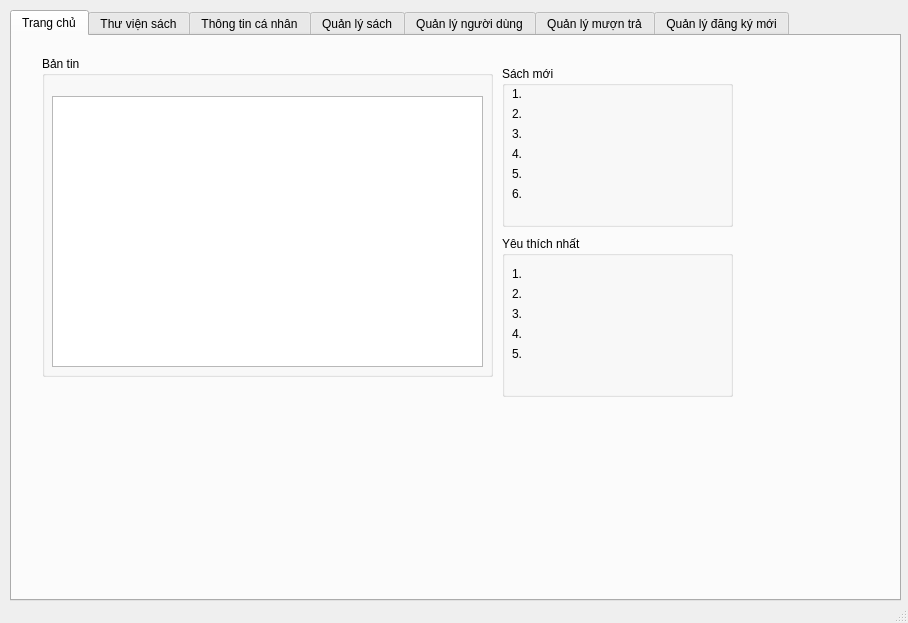
Above: librarian.ui from duydvu/Library before the change. Below: the same form after it.
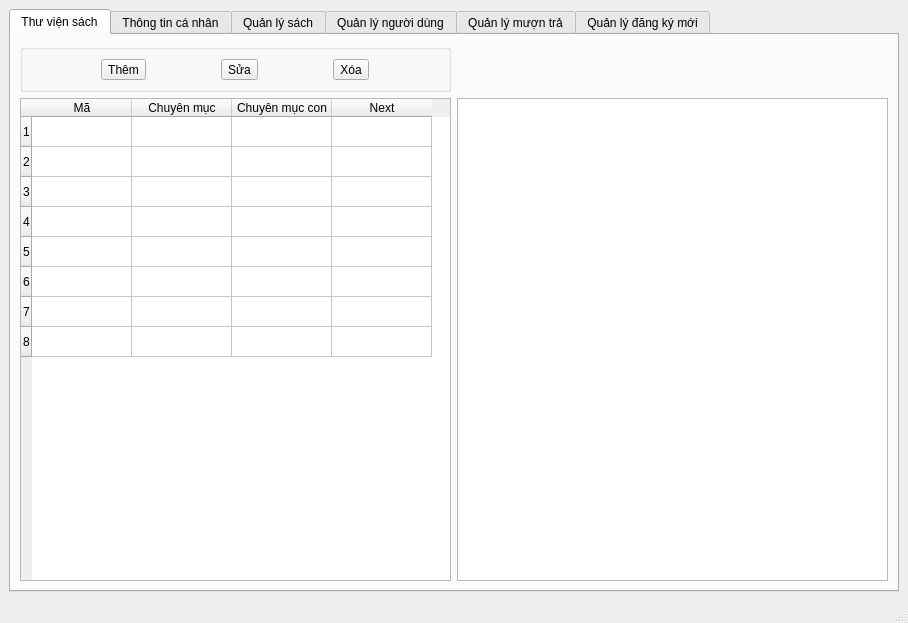
That is the form after the change. The open tabs and pages were chosen to show the change.

What changed in the file:
```diff
--- a/librarian.ui
+++ b/librarian.ui
@@ -14,283 +14,51 @@
    <string>MainWindow</string>
   </property>
   <widget class="QWidget" name="centralwidget">
-   <widget class="QWidget" name="gridLayoutWidget">
-    <property name="geometry">
-     <rect>
-      <x>10</x>
-      <y>10</y>
-      <width>891</width>
-      <height>591</height>
-     </rect>
-    </property>
+   <layout class="QGridLayout" name="gridLayout_4">
+    <item row="0" column="0">
     <layout class="QGridLayout" name="gridLayout">
      <item row="0" column="0">
       <widget class="QTabWidget" name="fyfu11212">
        <property name="currentIndex">
-        <number>5</number>
-       </property>
-       <widget class="QWidget" name="tab">
-        <attribute name="title">
-         <string>Trang chủ</string>
-        </attribute>
-        <widget class="QGroupBox" name="groupBox_4">
-         <property name="geometry">
-          <rect>
-           <x>30</x>
-           <y>20</y>
-           <width>451</width>
-           <height>321</height>
-          </rect>
-         </property>
-         <property name="title">
-          <string>Bản tin</string>
-         </property>
-         <widget class="QTextBrowser" name="textBrowser_8">
-          <property name="geometry">
-           <rect>
-            <x>10</x>
-            <y>40</y>
-            <width>431</width>
-            <height>271</height>
-           </rect>
-          </property>
-         </widget>
-        </widget>
-        <widget class="QGroupBox" name="groupBox_5">
-         <property name="geometry">
-          <rect>
-           <x>490</x>
-           <y>30</y>
-           <width>231</width>
-           <height>161</height>
-          </rect>
-         </property>
-         <property name="title">
-          <string>Sách mới</string>
-         </property>
-         <widget class="QLabel" name="label_16">
-          <property name="geometry">
-           <rect>
-            <x>10</x>
-            <y>20</y>
-            <width>55</width>
-            <height>16</height>
-           </rect>
-          </property>
-          <property name="text">
-           <string>1.</string>
-          </property>
-         </widget>
-         <widget class="QLabel" name="label_17">
-          <property name="geometry">
-           <rect>
-            <x>10</x>
-            <y>40</y>
-            <width>55</width>
-            <height>16</height>
-           </rect>
-          </property>
-          <property name="text">
-           <string>2.</string>
-          </property>
-         </widget>
-         <widget class="QLabel" name="label_18">
-          <property name="geometry">
-           <rect>
-            <x>10</x>
-            <y>60</y>
-            <width>55</width>
-            <height>16</height>
-           </rect>
-          </property>
-          <property name="text">
-           <string>3.</string>
-          </property>
-         </widget>
-         <widget class="QLabel" name="label_19">
-          <property name="geometry">
-           <rect>
-            <x>10</x>
-            <y>80</y>
-            <width>55</width>
-            <height>16</height>
-           </rect>
-          </property>
-          <property name="text">
-           <string>4.</string>
-          </property>
-         </widget>
-         <widget class="QLabel" name="label_20">
-          <property name="geometry">
-           <rect>
-            <x>10</x>
-            <y>100</y>
-            <width>55</width>
-            <height>16</height>
-           </rect>
-          </property>
-          <property name="text">
-           <string>5.</string>
-          </property>
-         </widget>
-         <widget class="QLabel" name="label_21">
-          <property name="geometry">
-           <rect>
-            <x>10</x>
-            <y>120</y>
-            <width>55</width>
-            <height>16</height>
-           </rect>
-          </property>
-          <property name="text">
-           <string>6.</string>
-          </property>
-         </widget>
-        </widget>
-        <widget class="QGroupBox" name="groupBox_6">
-         <property name="geometry">
-          <rect>
-           <x>490</x>
-           <y>200</y>
-           <width>231</width>
-           <height>161</height>
-          </rect>
-         </property>
-         <property name="title">
-          <string>Yêu thích nhất</string>
-         </property>
-         <widget class="QLabel" name="label_22">
-          <property name="geometry">
-           <rect>
-            <x>10</x>
-            <y>30</y>
-            <width>55</width>
-            <height>16</height>
-           </rect>
-          </property>
-          <property name="text">
-           <string>1.</string>
-          </property>
-         </widget>
-         <widget class="QLabel" name="label_23">
-          <property name="geometry">
-           <rect>
-            <x>10</x>
-            <y>50</y>
-            <width>55</width>
-            <height>16</height>
-           </rect>
-          </property>
-          <property name="text">
-           <string>2.</string>
-          </property>
-         </widget>
-         <widget class="QLabel" name="label_24">
-          <property name="geometry">
-           <rect>
-            <x>10</x>
-            <y>70</y>
-            <width>55</width>
-            <height>16</height>
-           </rect>
-          </property>
-          <property name="text">
-           <string>3.</string>
-          </property>
-         </widget>
-         <widget class="QLabel" name="label_25">
-          <property name="geometry">
-           <rect>
-            <x>10</x>
-            <y>90</y>
-            <width>55</width>
-            <height>16</height>
-           </rect>
-          </property>
-          <property name="text">
-           <string>4.</string>
-          </property>
-         </widget>
-         <widget class="QLabel" name="label_26">
-          <property name="geometry">
-           <rect>
-            <x>10</x>
-            <y>110</y>
-            <width>55</width>
-            <height>16</height>
-           </rect>
-          </property>
-          <property name="text">
-           <string>5.</string>
-          </property>
-         </widget>
-        </widget>
-       </widget>
+         <number>0</number>
+        </property>
        <widget class="QWidget" name="tab_4">
         <attribute name="title">
          <string>Thư viện sách</string>
         </attribute>
+         <layout class="QGridLayout" name="gridLayout_8">
+          <item row="0" column="0">
         <widget class="QGroupBox" name="groupBox">
-         <property name="geometry">
-          <rect>
-           <x>30</x>
-           <y>30</y>
-           <width>451</width>
-           <height>71</height>
-          </rect>
-         </property>
          <property name="title">
           <string/>
          </property>
+            <layout class="QHBoxLayout" name="horizontalLayout_2">
+             <item>
          <widget class="QToolButton" name="toolButton_2">
-          <property name="geometry">
-           <rect>
-            <x>10</x>
-            <y>10</y>
-            <width>121</width>
-            <height>22</height>
-           </rect>
-          </property>
           <property name="text">
            <string>Thêm</string>
           </property>
          </widget>
+             </item>
+             <item>
          <widget class="QToolButton" name="toolButton_3">
-          <property name="geometry">
-           <rect>
-            <x>180</x>
-            <y>10</y>
-            <width>121</width>
-            <height>22</height>
-           </rect>
-          </property>
           <property name="text">
            <string>Sửa</string>
           </property>
          </widget>
+             </item>
+             <item>
          <widget class="QToolButton" name="toolButton_4">
-          <property name="geometry">
-           <rect>
-            <x>350</x>
-            <y>10</y>
-            <width>101</width>
-            <height>22</height>
-           </rect>
-          </property>
           <property name="text">
            <string>Xóa</string>
           </property>
          </widget>
-        </widget>
+             </item>
+            </layout>
+           </widget>
+          </item>
+          <item row="1" column="0">
         <widget class="QTableWidget" name="tableWidget">
-         <property name="geometry">
-          <rect>
-           <x>30</x>
-           <y>130</y>
-           <width>371</width>
-           <height>192</height>
-          </rect>
-         </property>
          <row>
           <property name="text">
            <string>1</string>
@@ -357,16 +125,11 @@
           </property>
          </item>
         </widget>
-        <widget class="QTextBrowser" name="textBrowser_7">
-         <property name="geometry">
-          <rect>
-           <x>460</x>
-           <y>130</y>
-           <width>256</width>
-           <height>192</height>
-          </rect>
-         </property>
-        </widget>
+          </item>
+          <item row="1" column="1">
+           <widget class="QTextBrowser" name="textBrowser_7"/>
+          </item>
+         </layout>
        </widget>
        <widget class="QWidget" name="tab_5">
         <attribute name="title">
@@ -1263,7 +1026,8 @@
       </widget>
      </item>
     </layout>
-   </widget>
+    </item>
+   </layout>
   </widget>
   <widget class="QStatusBar" name="statusbar"/>
  </widget>
```
Left out of the diff: 437 changed lines with no effect on the pictures. Lines whose indentation alone changed are shown as unchanged.
